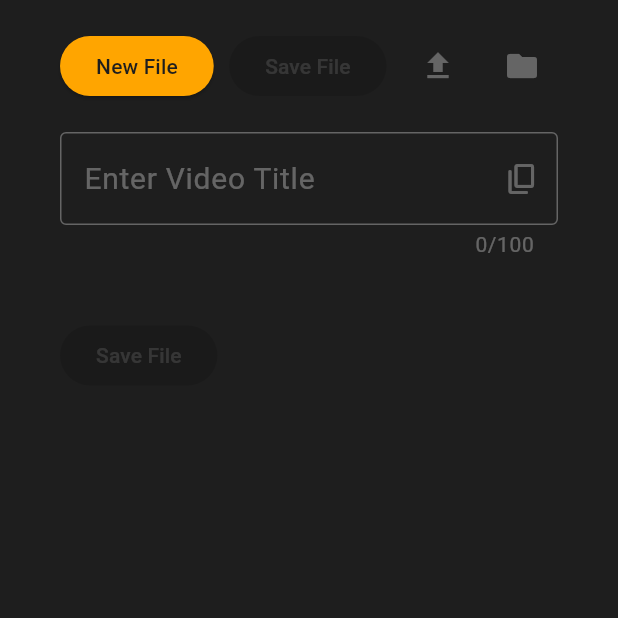
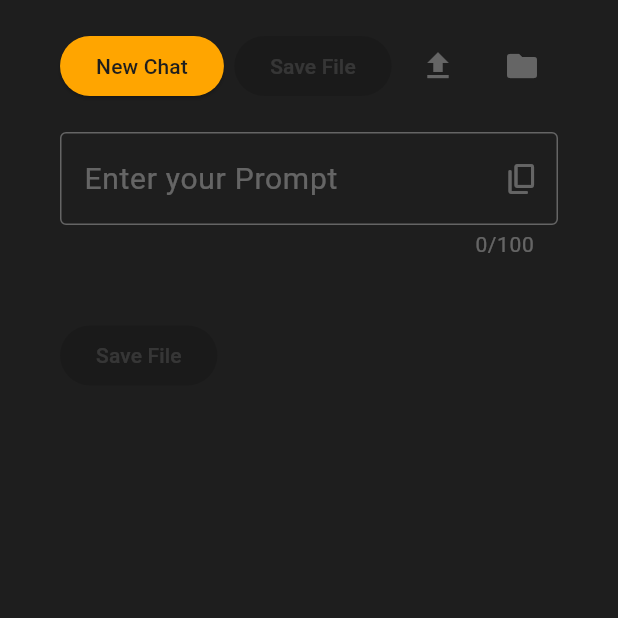
Before and after one commit to RubenFalcao14/NLP-using-RAG, a Flutter app: the screen it shows after launch, on a phone screen of 412 x 824 dp, the top half of it. Run offline on Flutter 3.47's test engine with Material 3 defaults, Android fonts, the phone set to English and light mode, and no system bars; our stand-ins replace file_picker.

Commit message:
Basic functionality 1 added

```diff
--- a/lib/screens/home_screen.dart
+++ b/lib/screens/home_screen.dart
@@ -64,7 +64,7 @@ Widget build(BuildContext context) {
           Row(
             mainAxisAlignment: MainAxisAlignment.spaceBetween,
             children: [
-              _mainButton(() => fileService.newFile(context), 'New File'),
+              _mainButton(() => fileService.newChat(context), 'New Chat'),
               _mainButton(null, 'Save File'),
               Row(
                 children: [
@@ -78,7 +78,7 @@ Widget build(BuildContext context) {
           const SizedBox(height: 20),
           CustomTextfield(
             maxlength: 100,
-            hintText: 'Enter Video Title',
+            hintText: 'Enter your Prompt',
             controller: fileService.titleController // Use the instance
           ),
           const SizedBox(height: 40),
--- a/lib/services/file_service.dart
+++ b/lib/services/file_service.dart
@@ -59,10 +59,10 @@ class FileService {
     }
   }
 
-  void newFile(context){
+  void newChat(context){
     _selectedFile = null;
     titleController.clear();
-    SnackBarUtils.showSnackbar(context, Icons.file_upload, 'New file created');
+    SnackBarUtils.showSnackbar(context, Icons.file_upload, 'New chat started');
   }
 
   void newDirectory(context) async{
```
Also changed, not shown: 5 other files.
